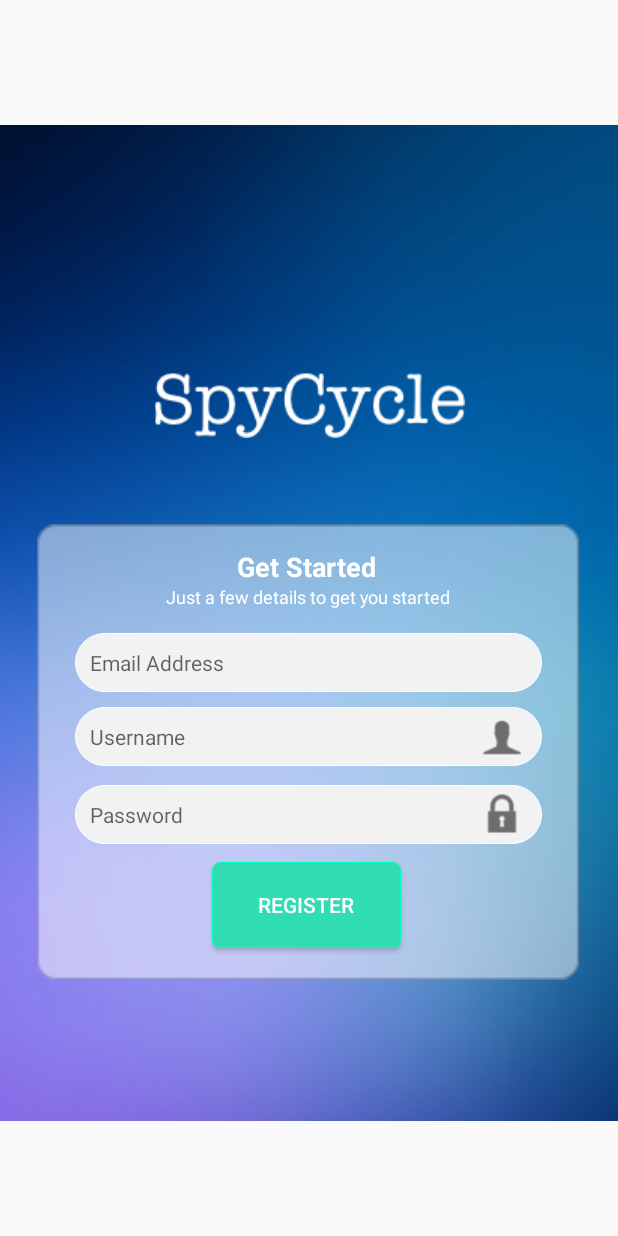
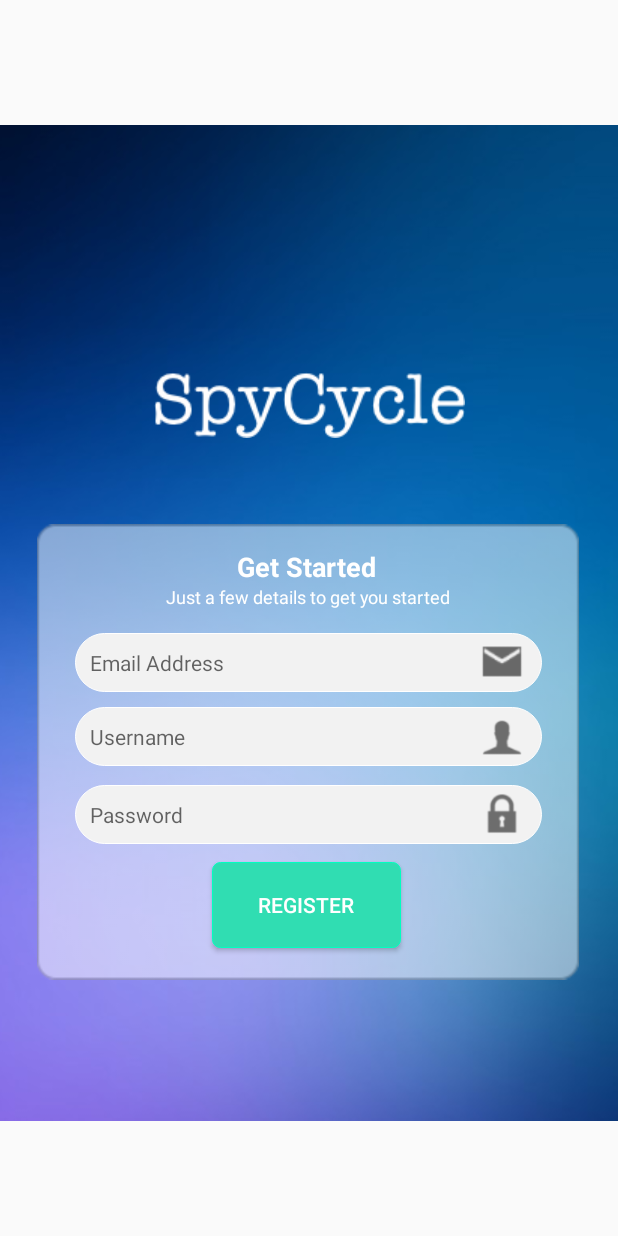
Before and after one commit to rahulberry/GoogleMapsTEST1, an Android app: the register screen opened directly, with no data from a screen before it, on a phone screen of 412 x 824 dp. Run offline under Robolectric (Android 15) with nearby library versions, the phone set to English and light mode, and no system bars.

Commit message:
Images added

```diff
--- a/app/src/main/res/layout/activity_register.xml
+++ b/app/src/main/res/layout/activity_register.xml
@@ -109,7 +109,6 @@
         app:layout_constraintTop_toTopOf="@id/whitebox"
         app:layout_constraintVertical_bias="0.65999997" />
 
-
     <AutoCompleteTextView
         android:id="@+id/user_email"
         android:layout_width="311dp"
@@ -175,6 +174,17 @@
         app:layout_constraintTop_toTopOf="@+id/username"
         app:layout_constraintVertical_bias="1.0" />
 
+    <ImageView
+        android:layout_width="37dp"
+        android:layout_height="38dp"
+        android:src="@drawable/ic_email"
+        app:layout_constraintBottom_toBottomOf="@+id/user_email"
+        app:layout_constraintEnd_toEndOf="@+id/user_email"
+        app:layout_constraintHorizontal_bias="0.97"
+        app:layout_constraintStart_toStartOf="@+id/user_email"
+        app:layout_constraintTop_toTopOf="@+id/user_email"
+        app:layout_constraintVertical_bias="0.0" />
+
     <Button
         android:id="@+id/register_2"
         android:layout_width="126dp"
```
Also changed, not shown: app/src/main/res/drawable/email.png (deleted), app/src/main/res/drawable/ic_email.png (added).
